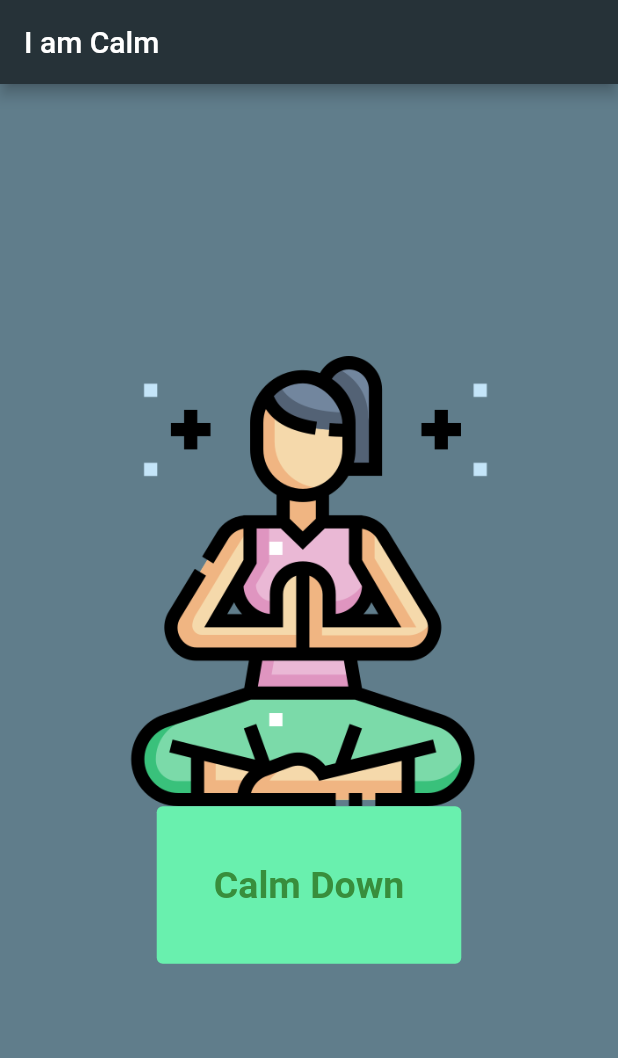
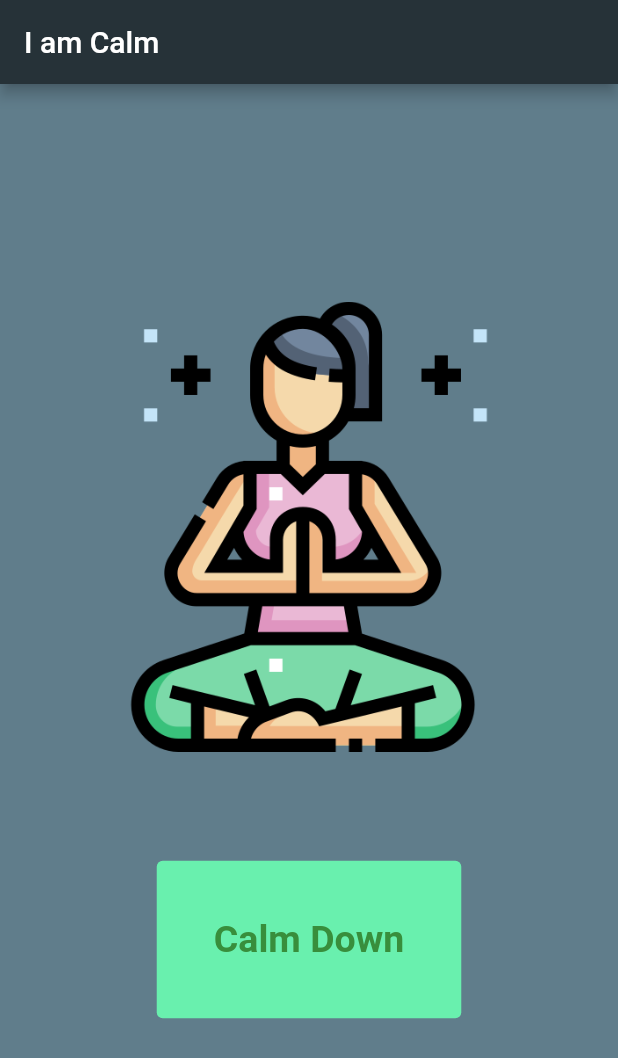
Before and after one commit to alantsui5/flutter-projects, a Flutter app: the screen it shows after launch, on a phone screen of 412 x 824 dp. Shown: the top 1058 px of the screen. Run offline on Flutter 3.47's test engine with Material 2 defaults, Android fonts, the phone set to English and light mode, and no system bars.

Commit message:
Position layout with spacer

```diff
--- a/i-am-calm/lib/main.dart
+++ b/i-am-calm/lib/main.dart
@@ -23,10 +23,12 @@ class HomeScreen extends StatelessWidget {
           child: Column(
             mainAxisAlignment: MainAxisAlignment.center,
             children: [
+              const Spacer(flex:2),
               const Image(
               image: AssetImage("images/meditation2.png"),
               width: 300,
               ),
+              const Spacer(),
               TextButton(
                 style: ButtonStyle(
                   backgroundColor: MaterialStateProperty.all<Color>(Colors.greenAccent),
@@ -36,7 +38,8 @@ class HomeScreen extends StatelessWidget {
                   padding: const EdgeInsets.all(30.0),
                   child: Text("Calm Down", style: TextStyle(fontWeight: FontWeight.bold, fontSize: 25, color: Colors.green[700]),),
                 )
-              )
+              ),
+              const Spacer(flex:2),
             ],
           ),
         )
```
